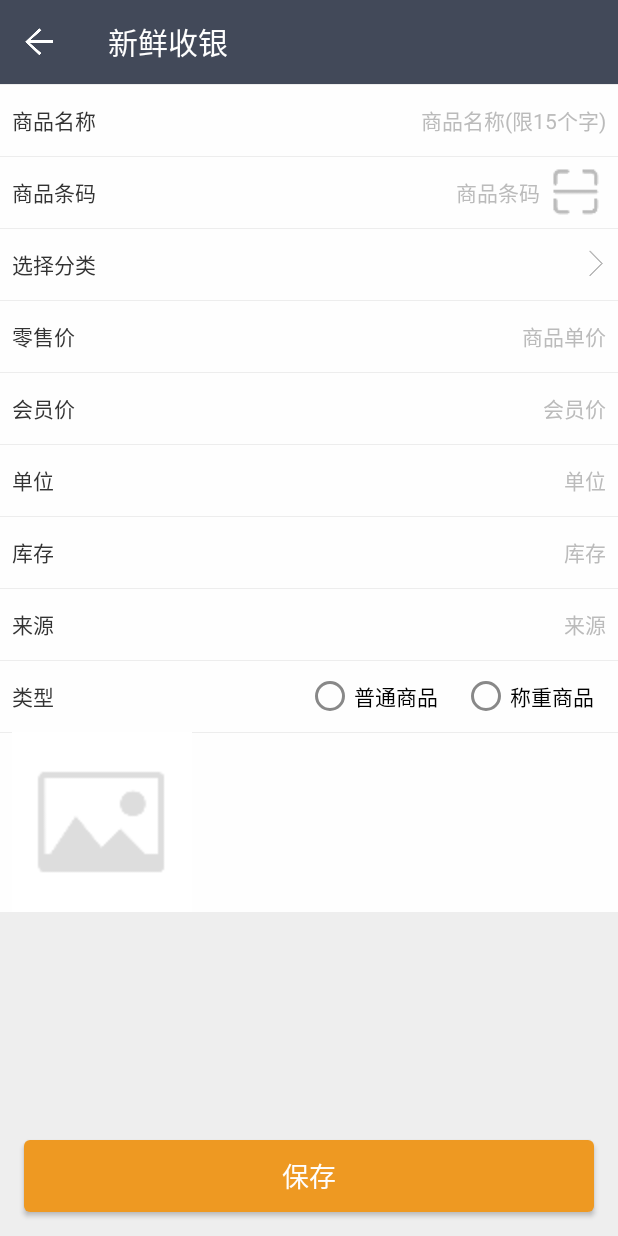
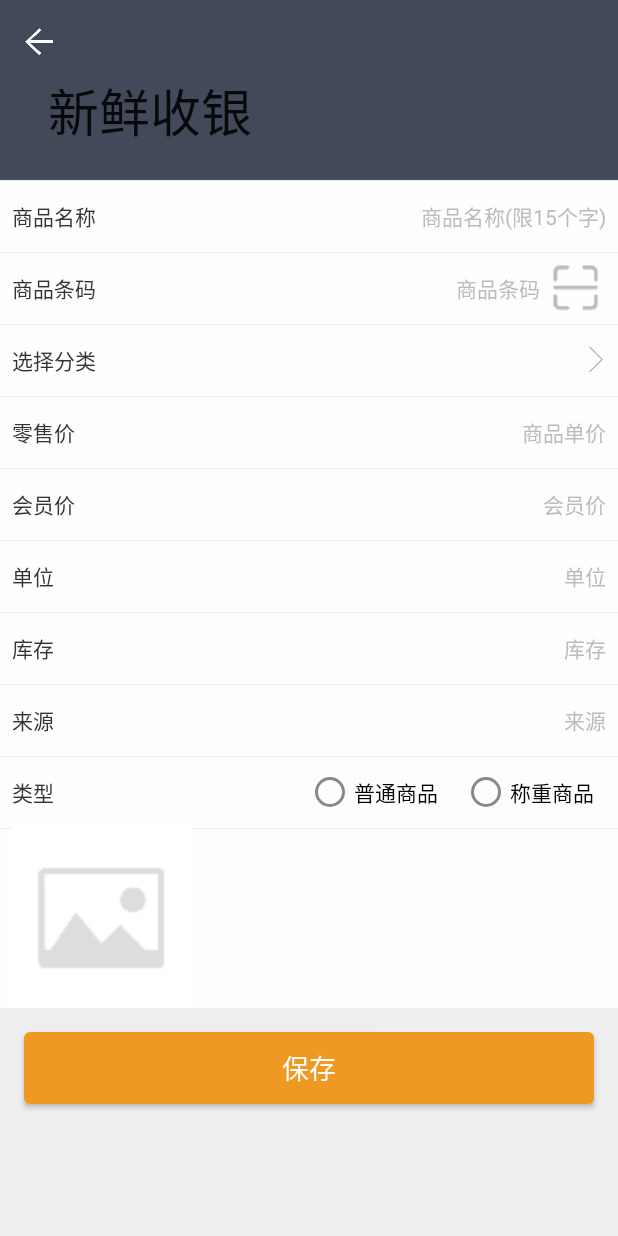
Before and after one commit to damo2/test001, an Android app: the FoodEditActivity screen opened directly, with no data from a screen before it, on a phone screen of 412 x 824 dp. Run offline under Robolectric (Android 15) with nearby library versions, the light colour scheme and no system bars; libraries missing offline, so code that uses them is left out: com.umeng.analytics; 5 statements that could not run were skipped.

Commit message:
商品编辑添加滚动显示和隐藏顶部图片效果

```diff
--- a/app/src/main/java/com/shwm/freshmallpos/activity/FoodEditActivity.java
+++ b/app/src/main/java/com/shwm/freshmallpos/activity/FoodEditActivity.java
@@ -7,6 +7,7 @@ import android.content.DialogInterface;
 import android.content.Intent;
 import android.net.Uri;
 import android.os.Bundle;
+import android.support.design.widget.CollapsingToolbarLayout;
 import android.support.v4.content.ContextCompat;
 import android.support.v7.widget.Toolbar;
 import android.view.View;
@@ -52,6 +53,10 @@ public class FoodEditActivity extends BaseActivity<IFoodEditView, MFoodEditPrese
     private RadioGroup rgroupWeight;
     private RadioButton rbtnDefault;
     private RadioButton rbtnWeidght;
+
+    private  CollapsingToolbarLayout collapsingToolbarLayout;
+    private ImageView ivImgTop;
+
 
     private Uri bitmapUri;
     private GetPhotoUtil utilPhoto;
@@ -101,7 +106,6 @@ public class FoodEditActivity extends BaseActivity<IFoodEditView, MFoodEditPrese
                 foodIdEdit = foodEdit.getId();
             }
         }
-
         utilPhoto = new GetPhotoUtil(FoodEditActivity.this, ConfigUtil.FoodImageWH, ConfigUtil.FoodImageWH);
     }
 
@@ -120,6 +124,8 @@ public class FoodEditActivity extends BaseActivity<IFoodEditView, MFoodEditPrese
         btnClasses = (Button) findViewById(R.id.btn_foodedit_foodclass);
         ivCodeIcon = (ImageView) findViewById(R.id.iv_foodedit_foodcodeIcon);
         ivImg = (ImageView) findViewById(R.id.iv_foodedit_img);
+        ivImgTop= (ImageView) findViewById(R.id.img_food_top);
+        collapsingToolbarLayout= (CollapsingToolbarLayout) findViewById(R.id.collapsintToolbar_foodedit);
 
         rgroupWeight = (RadioGroup) findViewById(R.id.rg_foodedit_typeWeight);
         rbtnDefault = (RadioButton) findViewById(R.id.rb_foodedit_typeDefaule);
@@ -129,6 +135,7 @@ public class FoodEditActivity extends BaseActivity<IFoodEditView, MFoodEditPrese
     @Override
     protected void setValue() {
         super.setValue();
+        collapsingToolbarLayout.setTitle(title);
         if (classes != null) {
             btnClasses.setText(classes.getName());
         } else {
@@ -136,8 +143,11 @@ public class FoodEditActivity extends BaseActivity<IFoodEditView, MFoodEditPrese
         }
         if (editType == ValueType.EDIT && foodEdit != null) {
             ImageLoadUtil.displayImage(ivImg, foodEdit.getImg(), ImageLoadUtil.getOptionsImgFood());
+            ivImgTop.setVisibility(View.VISIBLE);
+            ImageLoadUtil.displayImage(ivImgTop, foodEdit.getImg(), ImageLoadUtil.getOptionsImgFood());
         }
         if (editType == ValueType.ADD) {
+            ivImgTop.setVisibility(View.GONE);
             rgroupWeight.check(rbtnDefault.getId());
         }
     }
--- a/app/src/main/res/layout/activity_foodedit.xml
+++ b/app/src/main/res/layout/activity_foodedit.xml
@@ -1,29 +1,54 @@
 <?xml version="1.0" encoding="utf-8"?>
-<RelativeLayout xmlns:android="http://schemas.android.com/apk/res/android"
+<android.support.design.widget.CoordinatorLayout xmlns:android="http://schemas.android.com/apk/res/android"
     xmlns:app="http://schemas.android.com/apk/res-auto"
-                style="@style/BaseView"
+    xmlns:tools="http://schemas.android.com/tools"
     android:layout_width="match_parent"
-                android:layout_height="match_parent">
+    android:layout_height="match_parent" >
+
+    <android.support.design.widget.AppBarLayout
+        android:layout_width="match_parent"
+        android:layout_height="wrap_content" >
+
+        <android.support.design.widget.CollapsingToolbarLayout
+            android:id="@+id/collapsintToolbar_foodedit"
+            android:layout_width="match_parent"
+            android:layout_height="wrap_content"
+            app:layout_scrollFlags="scroll|enterAlwaysCollapsed|exitUntilCollapsed"
+            app:collapsedTitleGravity="left"
+            app:contentScrim="@color/colorPrimary"
+            app:expandedTitleGravity="left|bottom"
+            app:title="@string/edit" >
+
+            <ImageView
+                android:id="@+id/img_food_top"
+                android:layout_width="match_parent"
+                android:layout_height="match_parent"
+                android:minHeight="120dp"
+                app:layout_collapseMode="parallax"
+                app:layout_collapseParallaxMultiplier="0.4"
+                android:scaleType="centerCrop" />
 
             <android.support.v7.widget.Toolbar
                 android:id="@+id/toolbar_foodedit"
                 android:layout_width="match_parent"
-        android:layout_height="wrap_content"
-        app:theme="@style/AppTheme.AppBarOverlay">
+                android:layout_height="?attr/actionBarSize"
+                app:layout_collapseMode="pin"
+                app:theme="@style/AppTheme" >
             </android.support.v7.widget.Toolbar>
+        </android.support.design.widget.CollapsingToolbarLayout>
+    </android.support.design.widget.AppBarLayout>
 
-    <ScrollView
+    <android.support.v4.widget.NestedScrollView
         android:layout_width="match_parent"
-        android:layout_height="wrap_content"
-        android:layout_above="@+id/btn_foodedit_submit"
-        android:layout_below="@+id/toolbar_foodedit">
+        android:layout_height="match_parent"
+        app:layout_behavior="@string/appbar_scrolling_view_behavior" >
 
         <LinearLayout
             android:layout_width="match_parent"
             android:layout_height="wrap_content"
             android:focusable="true"
             android:focusableInTouchMode="true"
-            android:orientation="vertical">
+            android:orientation="vertical" >
 
             <RelativeLayout
                 android:layout_width="match_parent"
@@ -31,7 +56,7 @@
                 android:background="@drawable/d_line_top_grays_whitebg"
                 android:gravity="center_vertical"
                 android:paddingLeft="@dimen/foodedt_itempaddingLR"
-                android:paddingRight="@dimen/foodedt_itempaddingLR">
+                android:paddingRight="@dimen/foodedt_itempaddingLR" >
 
                 <TextView
                     android:id="@+id/foodedit_foodname"
@@ -39,7 +64,7 @@
                     android:layout_width="wrap_content"
                     android:layout_height="wrap_content"
                     android:layout_centerVertical="true"
-                    android:text="@string/foodedit_foodname"/>
+                    android:text="@string/foodedit_foodname" />
 
                 <EditText
                     android:id="@+id/edt_foodedit_foodname"
@@ -48,7 +73,7 @@
                     android:layout_height="wrap_content"
                     android:layout_toRightOf="@+id/foodedit_foodname"
                     android:hint="@string/foodedit_foodname_hint"
-                    android:inputType="textPhonetic"/>
+                    android:inputType="textPhonetic" />
             </RelativeLayout>
 
             <RelativeLayout
@@ -57,7 +82,7 @@
                 android:background="@drawable/d_line_top_grays_whitebg"
                 android:gravity="center_vertical"
                 android:paddingLeft="@dimen/foodedt_itempaddingLR"
-                android:paddingRight="@dimen/foodedt_itempaddingLR">
+                android:paddingRight="@dimen/foodedt_itempaddingLR" >
 
                 <TextView
                     android:id="@+id/foodedit_foodcode"
@@ -65,7 +90,7 @@
                     android:layout_width="wrap_content"
                     android:layout_height="wrap_content"
                     android:layout_centerVertical="true"
-                    android:text="@string/foodedit_foodcode"/>
+                    android:text="@string/foodedit_foodcode" />
 
                 <EditText
                     android:id="@+id/edt_foodedit_foodcode"
@@ -74,7 +99,7 @@
                     android:layout_toLeftOf="@+id/iv_foodedit_foodcodeIcon"
                     android:layout_toRightOf="@+id/foodedit_foodcode"
                     android:hint="@string/foodedit_foodcode_hint"
-                    android:inputType="number"/>
+                    android:inputType="number" />
 
                 <ImageView
                     android:id="@+id/iv_foodedit_foodcodeIcon"
@@ -85,7 +110,7 @@
                     android:layout_centerVertical="true"
                     android:layout_marginLeft="@dimen/default_4"
                     android:padding="@dimen/foodedt_codeIcon_padding"
-                    android:src="@drawable/ic_scan_gray"/>
+                    android:src="@drawable/ic_scan_gray" />
             </RelativeLayout>
 
             <RelativeLayout
@@ -94,7 +119,7 @@
                 android:background="@drawable/d_line_top_grays_whitebg"
                 android:gravity="center_vertical"
                 android:paddingLeft="@dimen/foodedt_itempaddingLR"
-                android:paddingRight="@dimen/foodedt_itempaddingLR">
+                android:paddingRight="@dimen/foodedt_itempaddingLR" >
 
                 <TextView
                     android:id="@+id/foodedit_foodclass"
@@ -102,7 +127,7 @@
                     android:layout_width="wrap_content"
                     android:layout_height="wrap_content"
                     android:layout_centerVertical="true"
-                    android:text="@string/foodedit_foodclass"/>
+                    android:text="@string/foodedit_foodclass" />
 
                 <Button
                     android:id="@+id/btn_foodedit_foodclass"
@@ -117,7 +142,7 @@
                     android:drawableRight="@drawable/icon_arrow"
                     android:gravity="right|center_vertical"
                     android:text=""
-                    android:textSize="14sp"/>
+                    android:textSize="14sp" />
             </RelativeLayout>
 
             <RelativeLayout
@@ -126,7 +151,7 @@
                 android:background="@drawable/d_line_top_grays_whitebg"
                 android:gravity="center_vertical"
                 android:paddingLeft="@dimen/foodedt_itempaddingLR"
-                android:paddingRight="@dimen/foodedt_itempaddingLR">
+                android:paddingRight="@dimen/foodedt_itempaddingLR" >
 
                 <TextView
                     android:id="@+id/foodedit_price"
@@ -134,14 +159,14 @@
                     android:layout_width="wrap_content"
                     android:layout_height="wrap_content"
                     android:layout_centerVertical="true"
-                    android:text="@string/foodedit_price"/>
+                    android:text="@string/foodedit_price" />
 
                 <EditText
                     android:id="@+id/edt_foodedit_foodprice"
                     style="@style/edt_foodedit"
                     android:layout_toRightOf="@+id/foodedit_price"
                     android:hint="@string/foodedit_price_hint"
-                    android:inputType="numberDecimal"/>
+                    android:inputType="numberDecimal" />
             </RelativeLayout>
 
             <RelativeLayout
@@ -150,7 +175,7 @@
                 android:background="@drawable/d_line_top_grays_whitebg"
                 android:gravity="center_vertical"
                 android:paddingLeft="@dimen/foodedt_itempaddingLR"
-                android:paddingRight="@dimen/foodedt_itempaddingLR">
+                android:paddingRight="@dimen/foodedt_itempaddingLR" >
 
                 <TextView
                     android:id="@+id/foodedit_priceMember"
@@ -158,14 +183,14 @@
                     android:layout_width="wrap_content"
                     android:layout_height="wrap_content"
                     android:layout_centerVertical="true"
-                    android:text="@string/foodedit_priceMember"/>
+                    android:text="@string/foodedit_priceMember" />
 
                 <EditText
                     android:id="@+id/edt_foodedit_foodpriceMember"
                     style="@style/edt_foodedit"
                     android:layout_toRightOf="@+id/foodedit_priceMember"
                     android:hint="@string/foodedit_priceMember_hints"
-                    android:inputType="numberDecimal"/>
+                    android:inputType="numberDecimal" />
             </RelativeLayout>
 
             <RelativeLayout
@@ -174,7 +199,7 @@
                 android:background="@drawable/d_line_top_grays_whitebg"
                 android:gravity="center_vertical"
                 android:paddingLeft="@dimen/foodedt_itempaddingLR"
-                android:paddingRight="@dimen/foodedt_itempaddingLR">
+                android:paddingRight="@dimen/foodedt_itempaddingLR" >
 
                 <TextView
                     android:id="@+id/foodedit_unit"
@@ -182,14 +207,14 @@
                     android:layout_width="wrap_content"
                     android:layout_height="wrap_content"
                     android:layout_centerVertical="true"
-                    android:text="@string/foodedit_unit"/>
+                    android:text="@string/foodedit_unit" />
 
                 <EditText
                     android:id="@+id/edt_foodedit_foodunit"
                     style="@style/edt_foodedit"
                     android:layout_toRightOf="@+id/foodedit_unit"
                     android:hint="@string/foodedit_unit_hint"
-                    android:inputType="textPhonetic"/>
+                    android:inputType="textPhonetic" />
             </RelativeLayout>
 
             <RelativeLayout
@@ -198,7 +223,7 @@
                 android:background="@drawable/d_line_top_grays_whitebg"
                 android:gravity="center_vertical"
                 android:paddingLeft="@dimen/foodedt_itempaddingLR"
-                android:paddingRight="@dimen/foodedt_itempaddingLR">
+                android:paddingRight="@dimen/foodedt_itempaddingLR" >
 
                 <TextView
                     android:id="@+id/foodedit_numsum"
@@ -206,14 +231,14 @@
                     android:layout_width="wrap_content"
                     android:layout_height="wrap_content"
                     android:layout_centerVertical="true"
-                    android:text="@string/foodedit_numsum"/>
+                    android:text="@string/foodedit_numsum" />
 
                 <EditText
                     android:id="@+id/edt_foodedit_foodnumsum"
                     style="@style/edt_foodedit"
                     android:layout_toRightOf="@+id/foodedit_numsum"
                     android:hint="@string/foodedit_numsum_hint"
-                    android:inputType="number"/>
+                    android:inputType="number" />
             </RelativeLayout>
 
             <RelativeLayout
@@ -222,7 +247,7 @@
                 android:background="@drawable/d_line_top_grays_whitebg"
                 android:gravity="center_vertical"
                 android:paddingLeft="@dimen/foodedt_itempaddingLR"
-                android:paddingRight="@dimen/foodedt_itempaddingLR">
+                android:paddingRight="@dimen/foodedt_itempaddingLR" >
 
                 <TextView
                     android:id="@+id/foodedit_from"
@@ -230,14 +255,14 @@
                     android:layout_width="wrap_content"
                     android:layout_height="wrap_content"
                     android:layout_centerVertical="true"
-                    android:text="@string/foodedit_from"/>
+                    android:text="@string/foodedit_from" />
 
                 <EditText
                     android:id="@+id/edt_foodedit_foodfrom"
                     style="@style/edt_foodedit"
                     android:layout_toRightOf="@+id/foodedit_from"
                     android:hint="@string/foodedit_from_hint"
-                    android:inputType="textPhonetic"/>
+                    android:inputType="textPhonetic" />
             </RelativeLayout>
 
             <RelativeLayout
@@ -246,14 +271,14 @@
                 android:background="@drawable/d_line_top_grays_whitebg"
                 android:gravity="center_vertical"
                 android:paddingLeft="@dimen/foodedt_itempaddingLR"
-                android:paddingRight="@dimen/foodedt_itempaddingLR">
+                android:paddingRight="@dimen/foodedt_itempaddingLR" >
 
                 <TextView
                     style="@style/text_default"
                     android:layout_width="match_parent"
                     android:layout_height="wrap_content"
                     android:layout_centerVertical="true"
-                    android:text="@string/foodedit_type"/>
+                    android:text="@string/foodedit_type" />
 
                 <RadioGroup
                     android:id="@+id/rg_foodedit_typeWeight"
@@ -261,14 +286,14 @@
                     android:layout_height="wrap_content"
                     android:layout_alignParentRight="true"
                     android:layout_centerVertical="true"
-                    android:orientation="horizontal">
+                    android:orientation="horizontal" >
 
                     <RadioButton
                         android:id="@+id/rb_foodedit_typeDefaule"
                         android:layout_width="wrap_content"
                         android:layout_height="wrap_content"
                         android:background="@color/transparent"
-                        android:text="@string/foodedit_type_defaule"/>
+                        android:text="@string/foodedit_type_defaule" />
 
                     <RadioButton
                         android:id="@+id/rb_foodedit_typeWeight"
@@ -277,7 +302,7 @@
                         android:layout_marginLeft="@dimen/default_16"
                         android:layout_marginRight="@dimen/default_8"
                         android:background="@color/transparent"
-                        android:text="@string/foodedit_type_weight"/>
+                        android:text="@string/foodedit_type_weight" />
                 </RadioGroup>
             </RelativeLayout>
 
@@ -289,7 +314,7 @@
                 android:orientation="vertical"
                 android:paddingLeft="@dimen/foodedt_itempaddingLR"
                 android:paddingRight="@dimen/foodedt_itempaddingLR"
-                android:visibility="gone">
+                android:visibility="gone" >
 
                 <TextView
                     style="@style/text_default"
@@ -299,7 +324,7 @@
                     android:gravity="center_vertical"
                     android:paddingLeft="@dimen/foodedt_itempaddingLR"
                     android:paddingRight="@dimen/foodedt_itempaddingLR"
-                    android:text="@string/foodedit_desc"/>
+                    android:text="@string/foodedit_desc" />
 
                 <EditText
                     android:id="@+id/edt_foodedit_fooddesc"
@@ -310,7 +335,7 @@
                     android:inputType="textPhonetic"
                     android:minHeight="@dimen/foodedt_desc_Hmin"
                     android:paddingLeft="@dimen/foodedt_itempaddingLR"
-                    android:paddingRight="@dimen/foodedt_itempaddingLR"/>
+                    android:paddingRight="@dimen/foodedt_itempaddingLR" />
             </LinearLayout>
 
             <LinearLayout
@@ -320,16 +345,14 @@
                 android:gravity="center_vertical"
                 android:orientation="vertical"
                 android:paddingLeft="@dimen/foodedt_itempaddingLR"
-                android:paddingRight="@dimen/foodedt_itempaddingLR">
+                android:paddingRight="@dimen/foodedt_itempaddingLR" >
 
                 <ImageView
                     android:id="@+id/iv_foodedit_img"
                     android:layout_width="@dimen/foodedt_foodimg_WH"
                     android:layout_height="@dimen/foodedt_foodimg_WH"
-                    android:src="@drawable/image_empty"/>
+                    android:src="@drawable/image_empty" />
             </LinearLayout>
-        </LinearLayout>
-    </ScrollView>
 
             <Button
                 android:id="@+id/btn_foodedit_submit"
@@ -341,6 +364,8 @@
                 android:background="@drawable/selector_bg_round_orange_s"
                 android:gravity="center"
                 android:text="@string/save"
-        android:textColor="@color/white"/>
+                android:textColor="@color/white" />
+        </LinearLayout>
+    </android.support.v4.widget.NestedScrollView>
 
-</RelativeLayout>
+</android.support.design.widget.CoordinatorLayout>
--- a/app/src/main/res/values/dimens.xml
+++ b/app/src/main/res/values/dimens.xml
@@ -43,6 +43,7 @@
     <dimen name="cash_foodmanage_bottomBtnMargin">8dp</dimen>
 
     <!-- 开单 -->
+    <dimen name="cashOrder_cart_Height">48dp</dimen>
     <dimen name="cashOrder_tabLayout_Height">48dp</dimen>
     <dimen name="cashOrder_bottom_btnPadding">8dp</dimen>
     <dimen name="cashOrder_bottom_priceToLeft">60dp</dimen>
```
Lines whose indentation alone changed are shown as unchanged.
